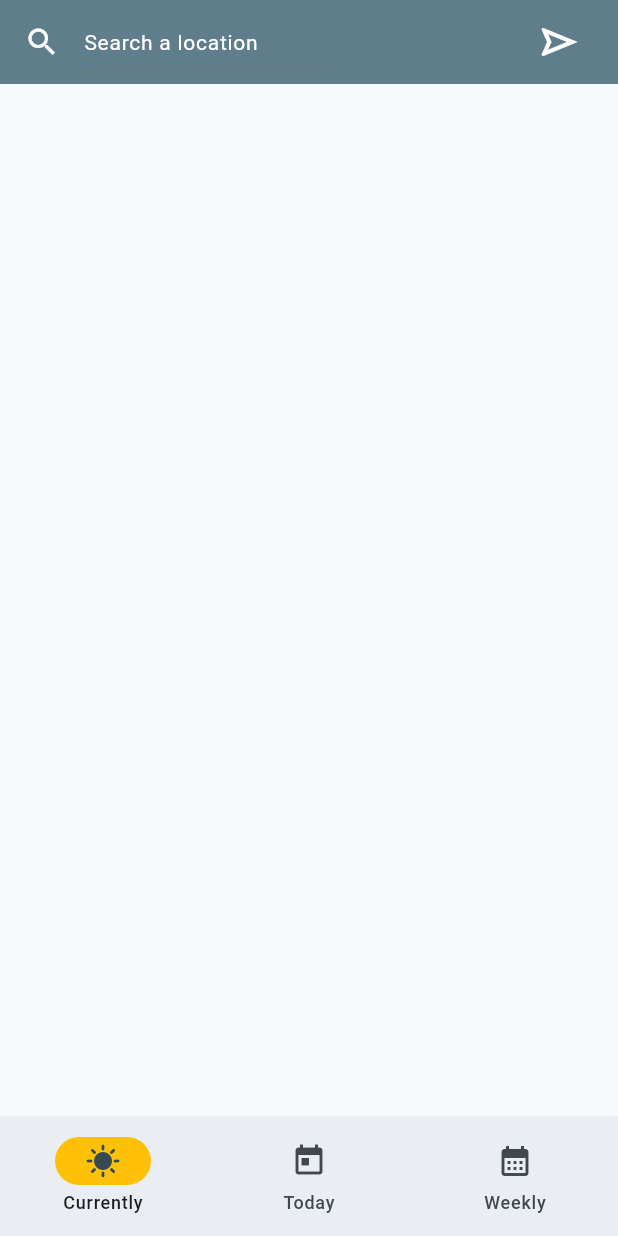
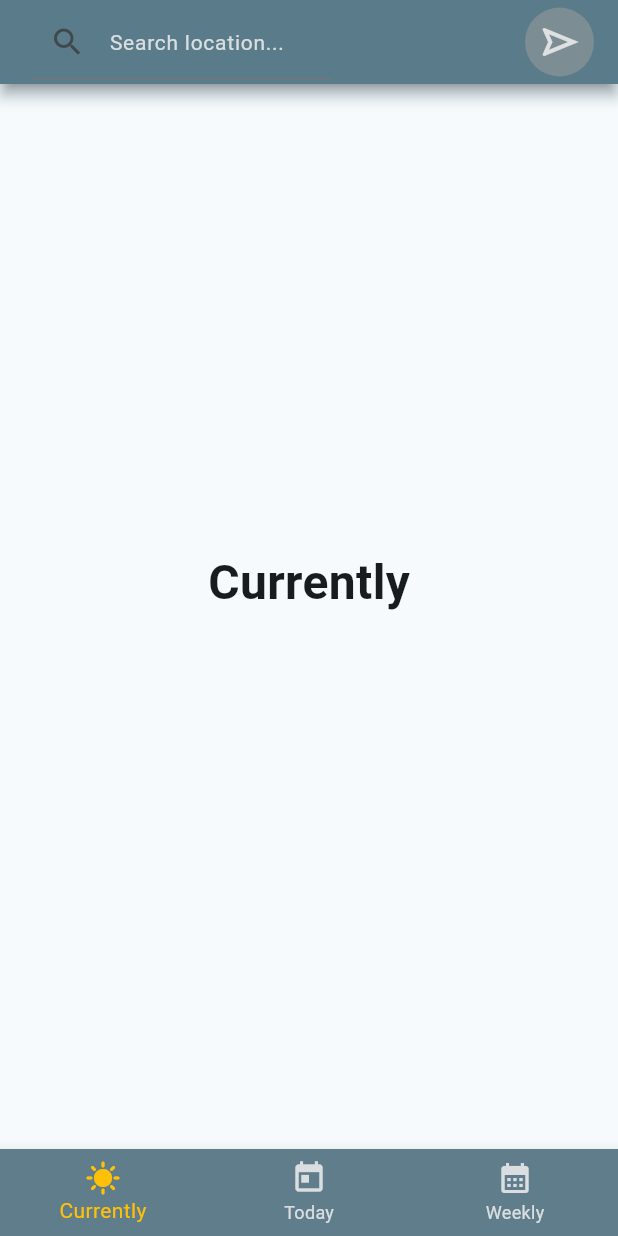
Before and after one commit to ryu-75/Piscine-mobile, a Flutter app: the screen it shows after launch, on a phone screen of 412 x 824 dp. Run offline on Flutter 3.47's test engine with Material 3 defaults, Android fonts, the light colour scheme and no system bars; our stand-ins replace logger.

Commit message:
weatherApp_proj done

```diff
--- a/mobileWeatherApp/weatherApp_proj/lib/main.dart
+++ b/mobileWeatherApp/weatherApp_proj/lib/main.dart
@@ -1,9 +1,12 @@
-import 'dart:html';
+import 'package:flutter/material.dart';
+import 'package:logger/logger.dart';
+import 'package:weather_app_proj/widget/city_widget.dart';
 
-import 'package:flutter/cupertino.dart';
-import 'package:flutter/material.dart';
-import 'package:flutter/widgets.dart';
+import 'Screen/today_weather_screen.dart';
+import 'Screen/weekly_weather_screen.dart';
 
+// Variable colors
+const Color mainColor = Color.fromARGB(220, 238, 238, 238);
 void main() {
   runApp(const MyApp());
 }
@@ -22,6 +25,11 @@ class MyApp extends StatelessWidget {
       ),
       home: const MyHomePage(),
       debugShowCheckedModeBanner: false,
+      routes: {
+        '//': (context) => const MyHomePage(),
+        '/today':(context) => const TodayWeatherScreenView(),
+        '/weekly': (context) => const WeeklyWeatherScreenView(),
+      },
     );
   }
 }
@@ -34,87 +42,135 @@ class MyHomePage extends StatefulWidget {
 }
 
 class _MyHomePageState extends State<MyHomePage> {
+  final Logger logger = Logger();
+  final myController = TextEditingController();
+
+  int selectedIndex = 0;
+  String cityName = "";
+
+  @override
+  void  dispose() {
+    myController.dispose();
+    super.dispose();
+  }
 
   @override
   Widget build(BuildContext context) {
     return Scaffold(
-      appBar: AppBar(
+      appBar: appBarTop(),
+      body: IndexedStack(
+        index: selectedIndex,
+        children: <Widget>[
+          Center(
+            child: Column(
+              mainAxisAlignment: MainAxisAlignment.center,
+              children: <Widget>[
+                const Text(
+                  "Currently",
+                  style: TextStyle(
+                    fontSize: 32,
+                    fontWeight: FontWeight.bold,
+                  ),
+                ),
+                CityWidget(city: cityName),
+              ],
+            ),
+          ),
+          TodayWeatherScreenView(cityName: cityName),
+          WeeklyWeatherScreenView(cityName: cityName),
+        ],
+      ),
+      bottomNavigationBar: bottomNavigation(),
+    );
+  }
+
+  // Bottom Navigation
+  BottomNavigationBar bottomNavigation() {
+    return BottomNavigationBar(
       backgroundColor: Colors.blueGrey,
-        title: const Column(
+      selectedItemColor: Colors.amber,
+      items: const <BottomNavigationBarItem>[
+        BottomNavigationBarItem(
+          icon: Icon(Icons.sunny),
+          label: 'Currently',
+        ),
+        BottomNavigationBarItem(
+          icon: Icon(Icons.today),
+          label: 'Today'
+        ),
+        BottomNavigationBarItem(
+          icon: Icon(Icons.calendar_month),
+          label: 'Weekly'
+        ),
+      ],
+      currentIndex: selectedIndex,
+      onTap: (int index) {
+        setState(() {
+          selectedIndex = index;
+        });
+      },
+      unselectedItemColor: mainColor,
+    );
+  }
+
+  // Top Bar
+  AppBar appBarTop() {
+    return AppBar(
+      backgroundColor: Colors.blueGrey,
+      shadowColor: Colors.blueGrey,
+      elevation: 4,
+      title: Column(
         children: <Widget>[
           Row(
             mainAxisAlignment: MainAxisAlignment.spaceBetween,
             children: <Widget>[
               SizedBox(
+                child: Padding(
+                  padding: const EdgeInsets.all(5),
                   child: TextField(
-                    cursorColor: Colors.white,
+                    controller: myController,
                     showCursor: false,
-                    autofocus: false,
-                    decoration: InputDecoration(
-                      floatingLabelBehavior: FloatingLabelBehavior.never,
-                      icon: Icon(
-                        color: Colors.white,
-                        Icons.search,
-                      ),
-                      labelText: 'Search a location',
+                    decoration: const InputDecoration(
+                      prefixIcon: Icon(Icons.search),
+                      labelText: 'Search location...',
                       labelStyle: TextStyle(
-                        color: Colors.white,
+                        color: mainColor,
                         fontSize: 14,
                       ),
                       constraints: BoxConstraints(
-                        maxHeight: 40,
+                        maxHeight: 50,
                         maxWidth: 200,
+                      ),
                     ),
                   ),
                 ),
               ),
               RotatedBox(
                 quarterTurns: 1,
-                  child: IconButton(
-                    iconSize: 30,
-                    splashRadius: 250,
-                    icon: Icon(
-                      color: Colors.white,
+                child: GestureDetector(
+                  onTap: () {
+                    setState(() {
+                      cityName = myController.text;
+                    });
+                  },
+                  child: Container(
+                    padding: const EdgeInsets.all(8),
+                    decoration: BoxDecoration(
+                      shape: BoxShape.circle,
+                      color: Colors.grey.withOpacity(0.5),
+                    ),
+                    child: const Icon(
                       Icons.navigation_outlined,
+                      size: 30,
+                      color: mainColor,
                     ),
-                    onPressed: null,
+                  ),
                 ),
               ),
             ],
           ),
         ],
       ),
-      ),
-      body: const Center(
-        child: Column(
-          mainAxisAlignment: MainAxisAlignment.center,
-          children: <Widget>[],
-        ),
-      ),
-      bottomNavigationBar: NavigationBar(
-        indicatorColor: Colors.amber,
-        destinations: const <Widget>[
-          NavigationDestination(
-            selectedIcon: Icon(Icons.sunny),
-            icon: Icon(
-              Icons.wb_sunny_outlined,
-            ),
-            label: 'Currently'
-          ),
-          NavigationDestination(
-            icon: Icon(
-              Icons.today,
-            ),
-            label: 'Today'
-          ),
-          NavigationDestination(
-            icon: Icon(
-              Icons.calendar_month,
-            ),
-            label: 'Weekly'
-          ),
-        ],
-      ),
     );
   }
 }
--- a/mobileWeatherApp/weatherApp_proj/pubspec.yaml
+++ b/mobileWeatherApp/weatherApp_proj/pubspec.yaml
@@ -30,6 +30,8 @@ environment:
 dependencies:
   flutter:
     sdk: flutter
+  logger: ^1.0.0
+
 
 
   # The following adds the Cupertino Icons font to your application.
```
Also changed, not shown: mobileWeatherApp/weatherApp_proj/lib/Screen/today_weather_screen.dart (added, +29 -0 lines), mobileWeatherApp/weatherApp_proj/lib/Screen/weekly_weather_screen.dart (added, +29 -0 lines), mobileWeatherApp/weatherApp_proj/lib/widget/city_widget.dart (added, +21 -0 lines), mobileWeatherApp/weatherApp_proj/flutter_01.png (added), mobileWeatherApp/weatherApp_proj/pubspec.lock. Lines whose indentation alone changed are shown as unchanged.
